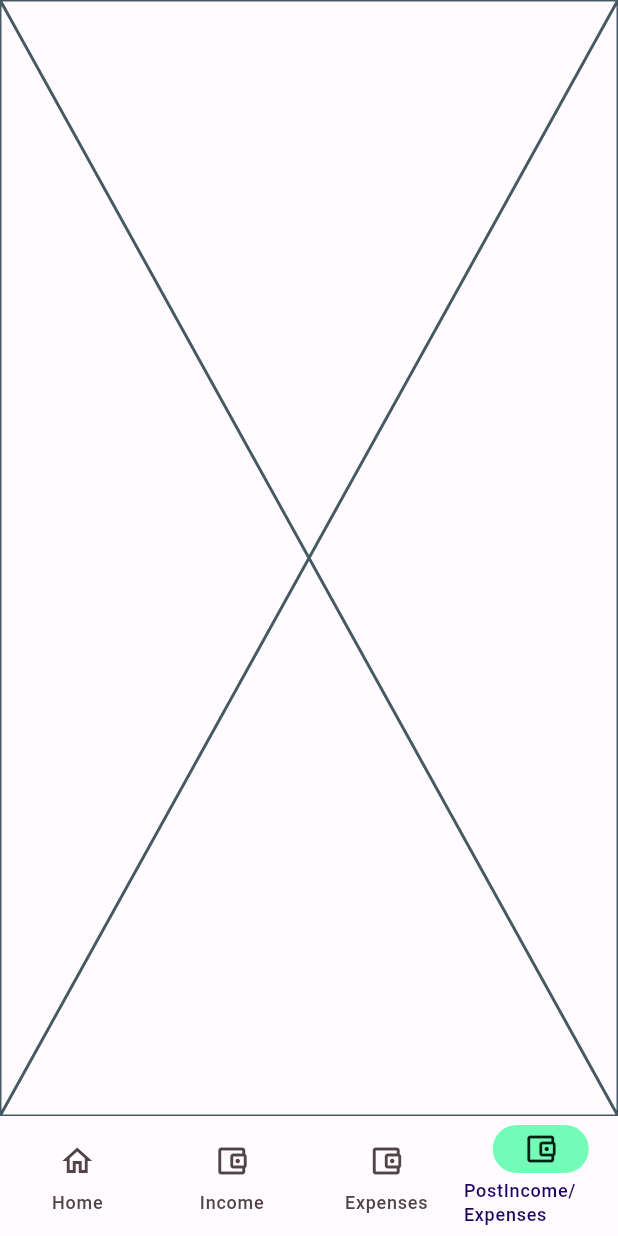
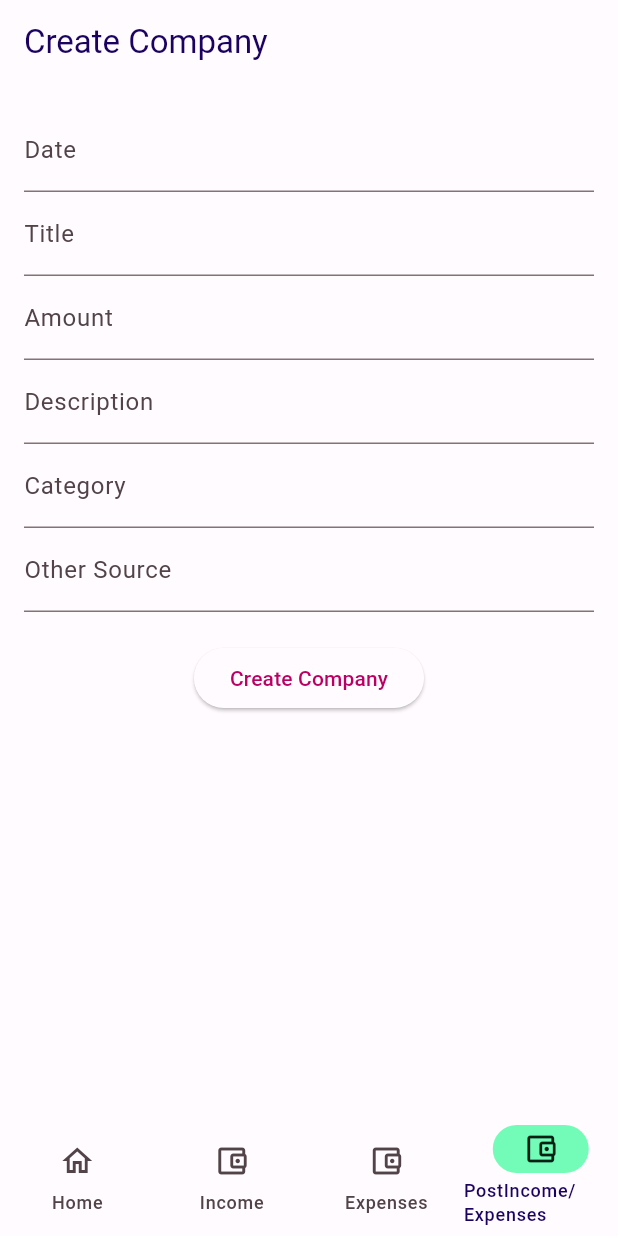
Before and after one commit to SandeshPAUDELs/income_expense_app, a Flutter app: the HomeScreen screen opened directly, item 4 of the bottom bar chosen, on a phone screen of 412 x 824 dp. Run offline on Flutter 3.47's test engine with Material 3 defaults, Android fonts, the phone set to English and light mode, and no system bars; our stand-ins replace shared_preferences; accounts and stored records are empty; network calls fail.

Commit message:
Income flutter batai add gariyo

```diff
--- a/lib/model/income_models.dart
+++ b/lib/model/income_models.dart
@@ -61,3 +61,34 @@ class Income {
         "user": user,
       };
 }
+
+class AddIncome {
+  final String title;
+  final String amount;
+  final DateTime date;
+  final String description;
+  final String source;
+  final String? otherSource;
+  AddIncome({
+    required this.title,
+    required this.amount,
+    required this.date,
+    required this.description,
+    required this.source,
+    this.otherSource
+  });
+  factory AddIncome.fromJson(Map<String, dynamic> json){
+    return AddIncome(title: json['title'], amount: json['amount'], date: json['date'], description: json['description'], source: json['source'], otherSource: json['otherSource']);
+
+  }
+  Map<String, dynamic> toJson() => {
+    'title': title,
+    'amount': amount,
+    'date': "${date.year.toString().padLeft(4, '0')}-${date.month.toString().padLeft(2, '0')}-${date.day.toString().padLeft(2, '0')}",
+    'description': description,
+    'source': source,
+    'otherSource': otherSource
+
+  };
+
+}
--- a/lib/view/home_screen.dart
+++ b/lib/view/home_screen.dart
@@ -2,6 +2,7 @@
 import 'package:finance_app/view/expense_screen.dart';
 import 'package:finance_app/view/income_expense.dart';
 import 'package:finance_app/view/income_screen.dart';
+import 'package:finance_app/view/post_transactions.dart';
 import 'package:finance_app/view_models/navigation_vm.dart';
 import 'package:flutter/material.dart'
     show BuildContext, Icon, Icons, NavigationBar, NavigationDestination, Placeholder, Scaffold, StatelessWidget, Widget;
@@ -24,7 +25,7 @@ class HomeScreen extends StatelessWidget {
         case 2:
           return Expense();
         case 3:
-          return const Placeholder();
+          return const PostIncomesExpenses();
 
         default:
           return IncomeExpense();
--- /dev/null
+++ b/lib/view/post_transactions.dart
@@ -0,0 +1,104 @@
+import 'package:finance_app/model/income_models.dart';
+import 'package:finance_app/view_models/income_vm.dart';
+import 'package:flutter/material.dart';
+import 'package:provider/provider.dart';
+class PostIncomesExpenses extends StatefulWidget {
+  const PostIncomesExpenses({super.key});
+
+  @override
+  State<PostIncomesExpenses> createState() => _PostIncomesExpensesState();
+}
+
+class _PostIncomesExpensesState extends State<PostIncomesExpenses> {
+  // @override
+  // Widget build(BuildContext context) {
+  //   return const Placeholder();
+  // }
+    final TextEditingController _nameController = TextEditingController();
+  final TextEditingController _descriptionController = TextEditingController();
+  final TextEditingController _amountController = TextEditingController();
+  final TextEditingController _dateController = TextEditingController();
+  final TextEditingController _sourceController = TextEditingController();
+  final TextEditingController _otherSourceController = TextEditingController();
+
+  @override
+  Widget build(BuildContext context) {
+    return Scaffold(
+      appBar: AppBar(
+        title: Text('Create Company'),
+      ),
+      body: Padding(
+        padding: EdgeInsets.all(16.0),
+        child: Column(
+          children: [
+            TextField(
+              controller: _dateController,
+              decoration: InputDecoration(labelText: 'Date'),
+              onChanged: (value) {
+                setState(() {});
+              },
+              onTap: () async {
+                final DateTime? pickedDate = await showDatePicker(
+                  context: context,
+                  initialDate: DateTime.now(),
+                  firstDate: DateTime(1900),
+                  lastDate: DateTime(2100),
+                );
+                if (pickedDate != null) {
+                  _dateController.text = '${pickedDate.year.toString().padLeft(4, '0')}-${pickedDate.month.toString().padLeft(2, '0')}-${pickedDate.day.toString().padLeft(2, '0')}';
+                  setState(() {});
+                }
+              },
+            ),
+            TextField(
+              controller: _nameController,
+              decoration: InputDecoration(labelText: 'Title'),
+            ),
+            TextField(
+              controller: _amountController,
+              decoration: InputDecoration(labelText: 'Amount'),
+            ),
+            TextField(
+              controller: _descriptionController,
+              decoration: InputDecoration(labelText: 'Description'),
+            ),
+            TextField(
+              controller: _sourceController,
+              decoration: InputDecoration(labelText: 'Category'),
+            ),
+            TextField(
+              controller: _otherSourceController,
+              decoration: InputDecoration(labelText: 'Other Source'),
+            ),
+            // Rest of the form fields
+            SizedBox(height: 20),
+            ElevatedButton(
+              onPressed: () {
+                final title = _nameController.text;
+                final amount = _amountController.text;
+                final date = _dateController.text;
+                final description = _descriptionController.text;
+                final source = _sourceController.text;
+                final otherSource = _otherSourceController.text;
+                final addIncome = AddIncome(
+                  title: title,
+                  amount: amount,
+                  date: DateTime.parse(date),
+                  description: description,
+                  source: source,
+                  otherSource: otherSource,
+                );
+                Provider.of<IncomeViewModel>(context, listen: false).addIncome(addIncome, 'token');
+              },
+
+              child: Text('Create Company'),
+            ),
+
+
+          ],
+        ),
+      ),
+    );
+  }
+
+}
```
Also changed, not shown: lib/data/network_services/income_service.dart (+20 -0 lines), lib/data/repositories/income_repo.dart (+23 -0 lines), lib/view/expense_screen.dart (+6 -1 lines), lib/view/income_screen.dart (+6 -1 lines), lib/view_models/income_vm.dart (+30 -0 lines).
